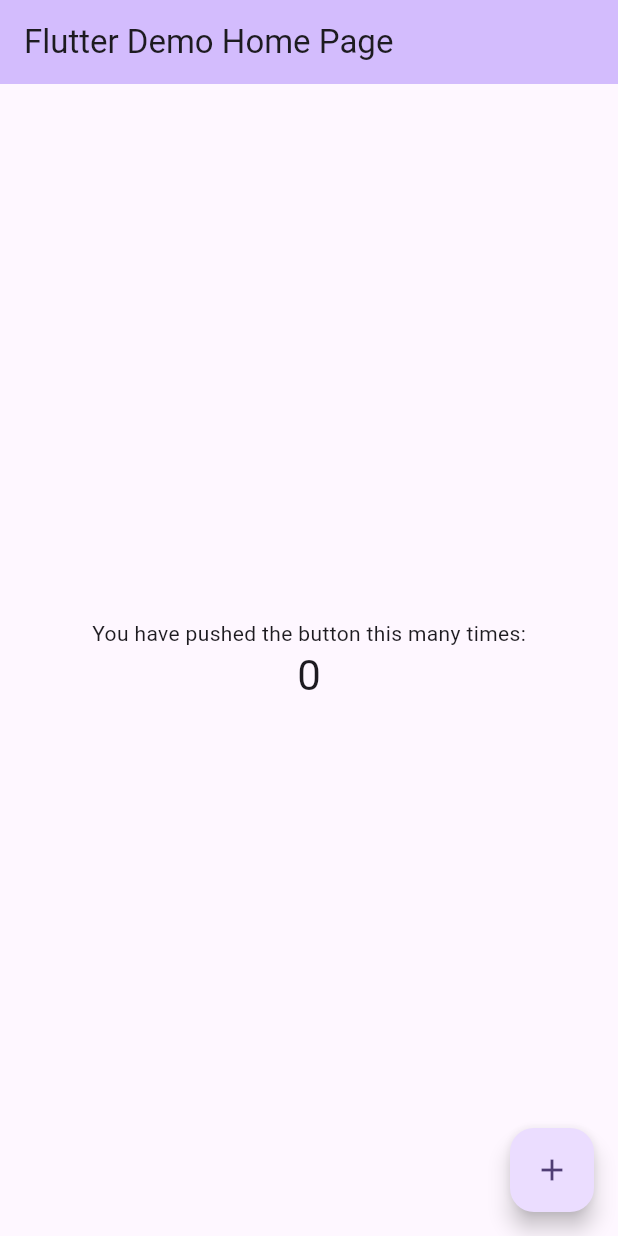
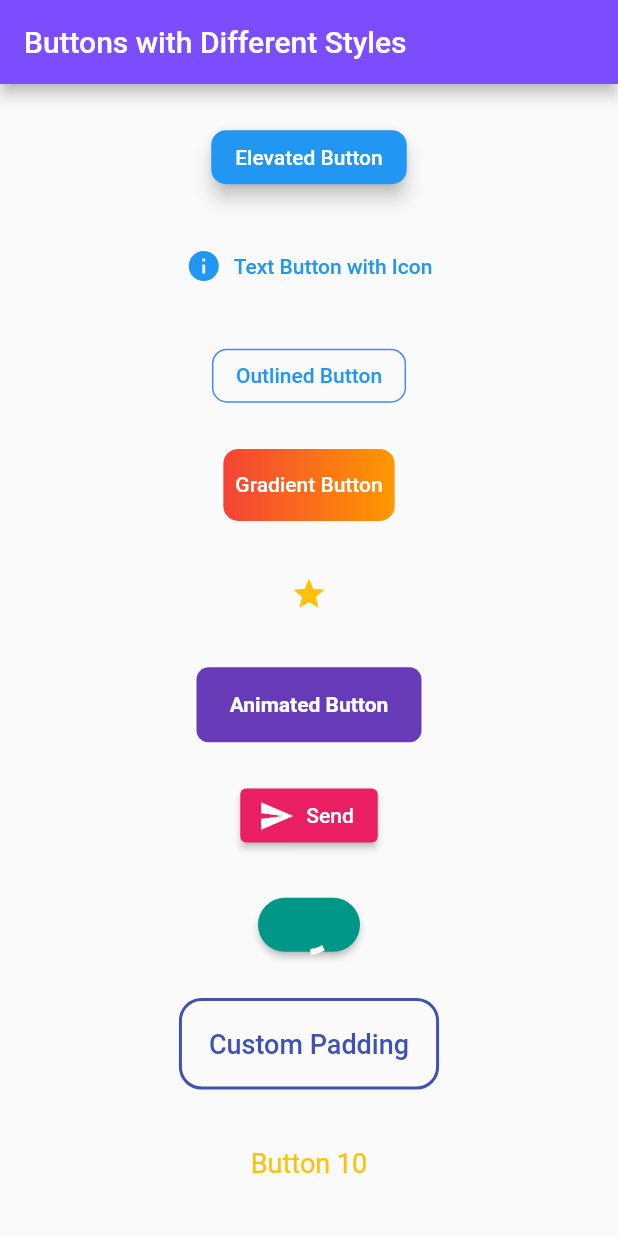
Before and after one commit to funky-dev99/Flutter-Buttons, a Flutter app: the screen it shows after launch, on a phone screen of 412 x 824 dp. Run offline on Flutter 3.47's test engine with Material 2 defaults, Android fonts, the phone set to English and light mode, and no system bars.

Commit message:
10 buttons added

```diff
--- a/flutter_buttons/lib/main.dart
+++ b/flutter_buttons/lib/main.dart
@@ -1,125 +1,157 @@
 import 'package:flutter/material.dart';
 
 void main() {
-  runApp(const MyApp());
+  runApp(MyApp());
 }
 
 class MyApp extends StatelessWidget {
-  const MyApp({super.key});
-
-  // This widget is the root of your application.
   @override
   Widget build(BuildContext context) {
     return MaterialApp(
-      title: 'Flutter Demo',
-      theme: ThemeData(
-        // This is the theme of your application.
-        //
-        // TRY THIS: Try running your application with "flutter run". You'll see
-        // the application has a blue toolbar. Then, without quitting the app,
-        // try changing the seedColor in the colorScheme below to Colors.green
-        // and then invoke "hot reload" (save your changes or press the "hot
-        // reload" button in a Flutter-supported IDE, or press "r" if you used
-        // the command line to start the app).
-        //
-        // Notice that the counter didn't reset back to zero; the application
-        // state is not lost during the reload. To reset the state, use hot
-        // restart instead.
-        //
-        // This works for code too, not just values: Most code changes can be
-        // tested with just a hot reload.
-        colorScheme: ColorScheme.fromSeed(seedColor: Colors.deepPurple),
-        useMaterial3: true,
-      ),
-      home: const MyHomePage(title: 'Flutter Demo Home Page'),
+      debugShowCheckedModeBanner: false,
+      home: MyHomePage(),
     );
   }
 }
 
 class MyHomePage extends StatefulWidget {
-  const MyHomePage({super.key, required this.title});
-
-  // This widget is the home page of your application. It is stateful, meaning
-  // that it has a State object (defined below) that contains fields that affect
-  // how it looks.
-
-  // This class is the configuration for the state. It holds the values (in this
-  // case the title) provided by the parent (in this case the App widget) and
-  // used by the build method of the State. Fields in a Widget subclass are
-  // always marked "final".
-
-  final String title;
-
   @override
   State<MyHomePage> createState() => _MyHomePageState();
 }
 
 class _MyHomePageState extends State<MyHomePage> {
-  int _counter = 0;
-
-  void _incrementCounter() {
-    setState(() {
-      // This call to setState tells the Flutter framework that something has
-      // changed in this State, which causes it to rerun the build method below
-      // so that the display can reflect the updated values. If we changed
-      // _counter without calling setState(), then the build method would not be
-      // called again, and so nothing would appear to happen.
-      _counter++;
-    });
-  }
-
+  bool isPressed = false;
+ // Initialize isPressed to false
   @override
   Widget build(BuildContext context) {
-    // This method is rerun every time setState is called, for instance as done
-    // by the _incrementCounter method above.
-    //
-    // The Flutter framework has been optimized to make rerunning build methods
-    // fast, so that you can just rebuild anything that needs updating rather
-    // than having to individually change instances of widgets.
     return Scaffold(
       appBar: AppBar(
-        // TRY THIS: Try changing the color here to a specific color (to
-        // Colors.amber, perhaps?) and trigger a hot reload to see the AppBar
-        // change color while the other colors stay the same.
-        backgroundColor: Theme.of(context).colorScheme.inversePrimary,
-        // Here we take the value from the MyHomePage object that was created by
-        // the App.build method, and use it to set our appbar title.
-        title: Text(widget.title),
+        backgroundColor: Colors.deepPurpleAccent,
+        title: Text('Buttons with Different Styles'),
       ),
       body: Center(
-        // Center is a layout widget. It takes a single child and positions it
-        // in the middle of the parent.
         child: Column(
-          // Column is also a layout widget. It takes a list of children and
-          // arranges them vertically. By default, it sizes itself to fit its
-          // children horizontally, and tries to be as tall as its parent.
-          //
-          // Column has various properties to control how it sizes itself and
-          // how it positions its children. Here we use mainAxisAlignment to
-          // center the children vertically; the main axis here is the vertical
-          // axis because Columns are vertical (the cross axis would be
-          // horizontal).
-          //
-          // TRY THIS: Invoke "debug painting" (choose the "Toggle Debug Paint"
-          // action in the IDE, or press "p" in the console), to see the
-          // wireframe for each widget.
-          mainAxisAlignment: MainAxisAlignment.center,
+          mainAxisAlignment: MainAxisAlignment.spaceEvenly,
           children: <Widget>[
-            const Text(
-              'You have pushed the button this many times:',
+            ElevatedButton(
+              style: ElevatedButton.styleFrom(
+                primary: Colors.blue, // Background color
+                onPrimary: Colors.white, // Text Color
+                elevation: 5,
+                shape: RoundedRectangleBorder(borderRadius: BorderRadius.circular(10)),
+              ),
+              onPressed: () {},
+              child: Text('Elevated Button'),
             ),
-            Text(
-              '$_counter',
-              style: Theme.of(context).textTheme.headlineMedium,
+
+            TextButton.icon(
+              icon: Icon(Icons.info, color: Colors.blue),
+              label: Text('Text Button with Icon', style: TextStyle(color: Colors.blue)),
+              onPressed: () {},
+            ),
+
+
+            OutlinedButton(
+              style: OutlinedButton.styleFrom(
+                side: BorderSide(color: Colors.blueAccent, width: 1),
+                shape: RoundedRectangleBorder(borderRadius: BorderRadius.circular(10)),
+              ),
+              onPressed: () {},
+              child: Text('Outlined Button'),
+            ),
+
+
+            Container(
+              decoration: BoxDecoration(
+                gradient: LinearGradient(colors: [Colors.red, Colors.orange]),
+                borderRadius: BorderRadius.circular(10),
+              ),
+              child: TextButton(
+                onPressed: () {},
+                style: TextButton.styleFrom(
+                  backgroundColor: Colors.transparent, // Make the button's background transparent
+                  splashFactory: InkRipple.splashFactory, // Splash color
+                ),
+                child: Text('Gradient Button', style: TextStyle(color: Colors.white)),
+              ),
+            ),
+
+            Tooltip(
+              message: 'Icon Button',
+              child: IconButton(
+                icon: Icon(Icons.star, color: Colors.amber),
+                onPressed: () {},
+              ),
+            ),
+
+
+            AnimatedContainer(
+              duration: Duration(milliseconds: 300),
+              width: 150,
+              height: 50,
+              decoration: BoxDecoration(
+                color: Colors.deepPurple,
+                borderRadius: BorderRadius.circular(isPressed ? 50 : 8),
+              ),
+              child: Material(
+                color: Colors.transparent,
+                child: InkWell(
+                  onTap: () => setState(() => isPressed = !isPressed),
+                  child: Center(
+                    child: Text(
+                      'Animated Button',
+                      style: TextStyle(color: Colors.white, fontWeight: FontWeight.bold),
+                    ),
+                  ),
+                ),
+              ),
+            ),
+
+            ElevatedButton.icon(
+              icon: Icon(Icons.send),
+              label: Text('Send'),
+              onPressed: () {},
+              style: ElevatedButton.styleFrom(
+                primary: Colors.pink,
+                onPrimary: Colors.white,
+              ),
+            ),
+
+            ElevatedButton(
+              style: ElevatedButton.styleFrom(
+                shape: StadiumBorder(),
+                primary: Colors.teal,
+              ),
+              onPressed: () {},
+              child: CircularProgressIndicator(
+                valueColor: AlwaysStoppedAnimation<Color>(Colors.white),
+              ),
+            ),
+
+            OutlinedButton(
+              style: OutlinedButton.styleFrom(
+                padding: EdgeInsets.all(20),
+                shape: RoundedRectangleBorder(borderRadius: BorderRadius.circular(15)),
+                side: BorderSide(color: Colors.indigo, width: 2),
+              ),
+              onPressed: () {},
+              child: Text(
+                'Custom Padding',
+                style: TextStyle(fontSize: 18, color: Colors.indigo),
+              ),
+            ),
+
+            TextButton(
+              onPressed: () {},
+              style: TextButton.styleFrom(
+                primary: Colors.amber,
+                textStyle: TextStyle(fontSize: 18),
+              ),
+              child: Text('Button 10'),
             ),
           ],
         ),
       ),
-      floatingActionButton: FloatingActionButton(
-        onPressed: _incrementCounter,
-        tooltip: 'Increment',
-        child: const Icon(Icons.add),
-      ), // This trailing comma makes auto-formatting nicer for build methods.
     );
   }
 }
```
Also changed, not shown: 1 other file.
